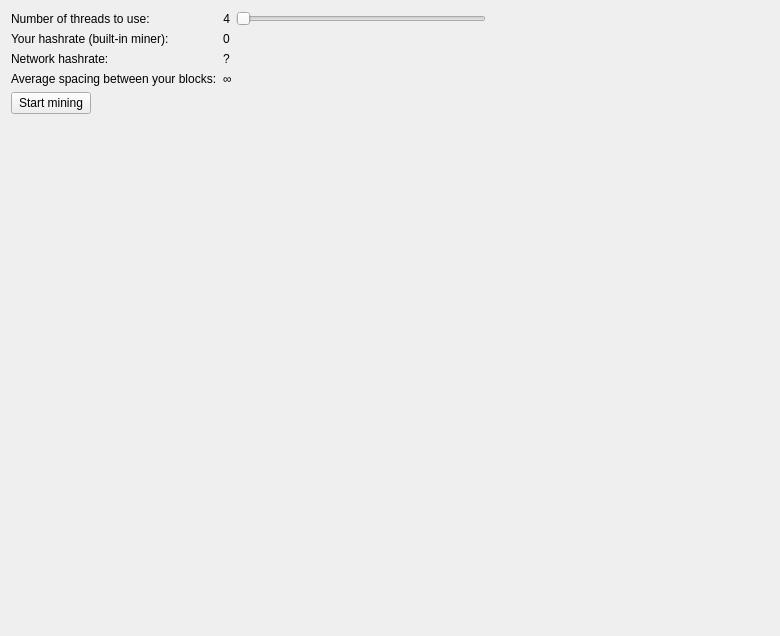
gjhiggins/gapcoin, file src/qt/forms/miningpage.ui: the form before one commit.
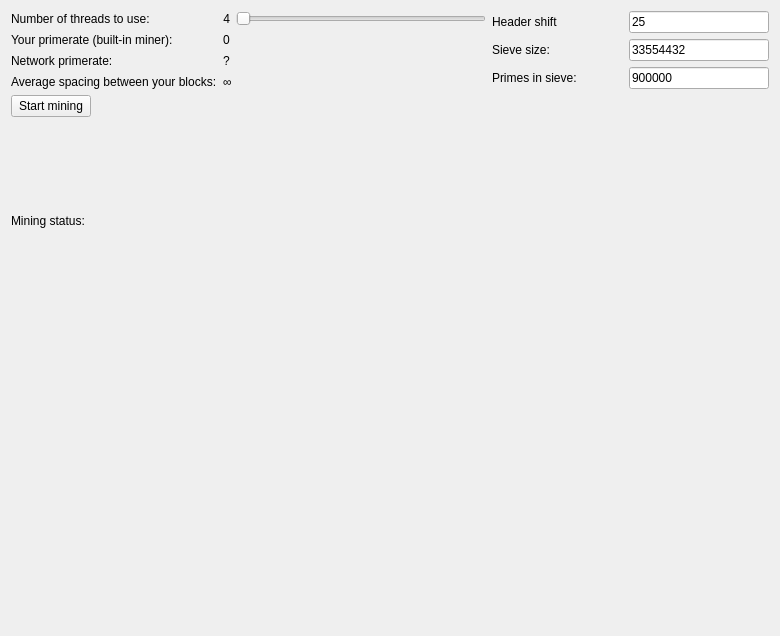
The form after the commit. Custom widgets are drawn as their Qt base class.

The edit to the form file:
```diff
--- a/src/qt/forms/miningpage.ui
+++ b/src/qt/forms/miningpage.ui
@@ -15,11 +15,11 @@
   </property>
   <layout class="QVBoxLayout" name="verticalLayout">
    <item>
-    <layout class="QHBoxLayout" name="horizontalLayout_1">
+    <layout class="QHBoxLayout" name="settings">
      <item>
-      <layout class="QGridLayout" name="gridLayout">
+      <layout class="QGridLayout" name="minerDetails">
        <item row="0" column="1">
-        <layout class="QHBoxLayout" name="horizontalLayout_2">
+        <layout class="QHBoxLayout" name="threadSettings">
          <item>
           <widget class="QLabel" name="labelNCores">
            <property name="text">
@@ -45,34 +45,20 @@
          </item>
         </layout>
        </item>
-       <item row="3" column="0">
-        <widget class="QLabel" name="label_3">
-         <property name="text">
-          <string>Average spacing between your blocks:</string>
-         </property>
-        </widget>
-       </item>
-       <item row="1" column="0">
-        <widget class="QLabel" name="label_2">
-         <property name="text">
-          <string>Your hashrate (built-in miner):</string>
-         </property>
-        </widget>
-       </item>
-       <item row="2" column="0">
-        <widget class="QLabel" name="label_4">
-         <property name="text">
-          <string>Network hashrate:</string>
-         </property>
-        </widget>
-       </item>
        <item row="0" column="0">
-        <widget class="QLabel" name="label">
+        <widget class="QLabel" name="noofthreadsLabel">
          <property name="text">
           <string>Number of threads to use:</string>
          </property>
         </widget>
        </item>
+       <item row="1" column="0">
+        <widget class="QLabel" name="yourprimeratelabelText">
+         <property name="text">
+          <string>Your primerate (built-in miner):</string>
+         </property>
+        </widget>
+       </item>
        <item row="1" column="1">
         <widget class="QLabel" name="labelYourHashrate">
          <property name="text">
@@ -80,6 +66,13 @@
          </property>
         </widget>
        </item>
+       <item row="2" column="0">
+        <widget class="QLabel" name="networkprimeratelabelText">
+         <property name="text">
+          <string>Network primerate:</string>
+         </property>
+        </widget>
+       </item>
        <item row="2" column="1">
         <widget class="QLabel" name="labelNethashrate">
          <property name="text">
@@ -87,6 +80,13 @@
          </property>
         </widget>
        </item>
+       <item row="3" column="0">
+        <widget class="QLabel" name="averageblockspacinglabelText">
+         <property name="text">
+          <string>Average spacing between your blocks:</string>
+         </property>
+        </widget>
+       </item>
        <item row="3" column="1">
         <widget class="QLabel" name="labelNextBlock">
          <property name="text">
@@ -97,22 +97,109 @@
       </layout>
      </item>
      <item>
-      <spacer name="horizontalSpacer">
-       <property name="orientation">
-        <enum>Qt::Horizontal</enum>
-       </property>
-       <property name="sizeHint" stdset="0">
-        <size>
-         <width>40</width>
-         <height>20</height>
-        </size>
-       </property>
-      </spacer>
+      <layout class="QGridLayout" name="SieveSettings">
+       <item row="0" column="0">
+        <widget class="QLabel" name="headershiftLabel">
+         <property name="text">
+          <string>Header shift</string>
+         </property>
+         <property name="textFormat">
+          <enum>Qt::PlainText</enum>
+         </property>
+         <property name="buddy">
+          <cstring>headershiftValue</cstring>
+         </property>
+        </widget>
+       </item>
+       <item row="0" column="1">
+        <widget class="QValidatedLineEdit" name="headershiftValue">
+         <property name="minimumSize">
+          <size>
+           <width>140</width>
+           <height>0</height>
+          </size>
+         </property>
+         <property name="maximumSize">
+          <size>
+           <width>140</width>
+           <height>16777215</height>
+          </size>
+         </property>
+         <property name="toolTip">
+          <string>Sets the header shift - sieve size will be 2^shift size.</string>
+         </property>
+         <property name="text">
+          <string>25</string>
+         </property>
+        </widget>
+       </item>
+       <item row="1" column="0">
+        <widget class="QLabel" name="sievesizelabelText">
+         <property name="text">
+          <string>Sieve size:</string>
+         </property>
+         <property name="textFormat">
+          <enum>Qt::PlainText</enum>
+         </property>
+        </widget>
+       </item>
+       <item row="1" column="1">
+        <widget class="QValidatedLineEdit" name="sievesizeValue">
+         <property name="minimumSize">
+          <size>
+           <width>140</width>
+           <height>0</height>
+          </size>
+         </property>
+         <property name="maximumSize">
+          <size>
+           <width>140</width>
+           <height>16777215</height>
+          </size>
+         </property>
+         <property name="toolTip">
+          <string>The size of the prime sieve, 2^shift</string>
+         </property>
+         <property name="text">
+          <string>33554432</string>
+         </property>
+        </widget>
+       </item>
+       <item row="2" column="0">
+        <widget class="QLabel" name="sieveprimeslabelText">
+         <property name="text">
+          <string>Primes in sieve:</string>
+         </property>
+        </widget>
+       </item>
+       <item row="2" column="1">
+        <widget class="QValidatedLineEdit" name="sieveprimesValue">
+         <property name="minimumSize">
+          <size>
+           <width>140</width>
+           <height>0</height>
+          </size>
+         </property>
+         <property name="maximumSize">
+          <size>
+           <width>140</width>
+           <height>16777215</height>
+          </size>
+         </property>
+         <property name="toolTip">
+          <string>Sets the amount of primes used in the sieve.</string>
+         </property>
+         <property name="text">
+          <string>900000</string>
+         </property>
+        </widget>
+       </item>
+      </layout>
      </item>
     </layout>
    </item>
    <item>
-    <layout class="QHBoxLayout" name="horizontalLayout_3">
+    <layout class="QHBoxLayout" name="miningSwitch">
      <item>
       <widget class="QPushButton" name="pushSwitchMining">
        <property name="text">
@@ -121,7 +208,7 @@
       </widget>
      </item>
      <item>
-      <spacer name="horizontalSpacer_2">
+      <spacer name="miningswitchhorizontalSpacer">
        <property name="orientation">
         <enum>Qt::Horizontal</enum>
        </property>
@@ -136,12 +223,50 @@
     </layout>
    </item>
    <item>
-    <widget class="QLabel" name="labelAddress">
-     <property name="text">
-      <string/>
+    <spacer name="verticalSpacer">
+     <property name="orientation">
+      <enum>Qt::Vertical</enum>
      </property>
-    </widget>
+     <property name="sizeHint" stdset="0">
+      <size>
+       <width>20</width>
+       <height>10</height>
+      </size>
+     </property>
+    </spacer>
    </item>
+   <item>
+    <layout class="QHBoxLayout" name="miningStatisticsLayout">
+     <item>
+      <widget class="QLabel" name="miningStatisticslabelText">
+       <property name="sizePolicy">
+        <sizepolicy hsizetype="Minimum" vsizetype="Preferred">
+         <horstretch>0</horstretch>
+         <verstretch>0</verstretch>
+        </sizepolicy>
+       </property>
+       <property name="text">
+        <string>Mining status:</string>
+       </property>
+      </widget>
+     </item>
+     <item>
+      <widget class="QLabel" name="miningStatistics">
+       <property name="sizePolicy">
+        <sizepolicy hsizetype="MinimumExpanding" vsizetype="Preferred">
+         <horstretch>0</horstretch>
+         <verstretch>0</verstretch>
+        </sizepolicy>
+       </property>
+       <!--
+       <property name="text">
+        <string>Not mining</string>
+       </property>
+       -->
+      </widget>
+     </item>
+    </layout>
+   </item>
    <item>
     <spacer name="verticalSpacer">
      <property name="orientation">
@@ -156,9 +281,9 @@
     </spacer>
    </item>
    <item>
-    <layout class="QHBoxLayout" name="horizontalLayout">
+    <layout class="QHBoxLayout" name="chartsLayout">
      <item>
-      <layout class="QVBoxLayout" name="verticalLayout_4">
+      <layout class="QVBoxLayout" name="difficultyplotLayout">
        <item>
         <widget class="QCustomPlot" name="diffplot_difficulty" native="true">
          <property name="minimumSize">
@@ -172,7 +297,7 @@
       </layout>
      </item>
      <item>
-      <layout class="QVBoxLayout" name="verticalLayout_2">
+      <layout class="QVBoxLayout" name="hashrateplotLayout">
        <item>
         <widget class="QCustomPlot" name="diffplot_hashrate" native="true">
          <property name="minimumSize">
@@ -196,6 +321,11 @@
    <header>qt/qcustomplot.h</header>
    <container>1</container>
   </customwidget>
+  <customwidget>
+   <class>QValidatedLineEdit</class>
+   <extends>QLineEdit</extends>
+   <header>qvalidatedlineedit.h</header>
+  </customwidget>
  </customwidgets>
  <resources/>
  <connections/>
```
